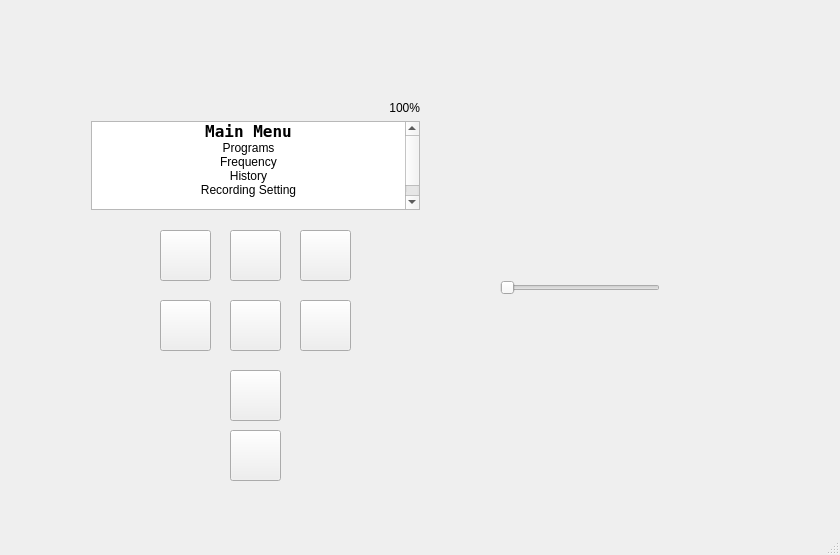
Before: the Qt Designer form MCT_device_simulator/mct_simulator.ui in Mattyx227/Winter-COMP3004-FinalProject, drawn with Qt 5.
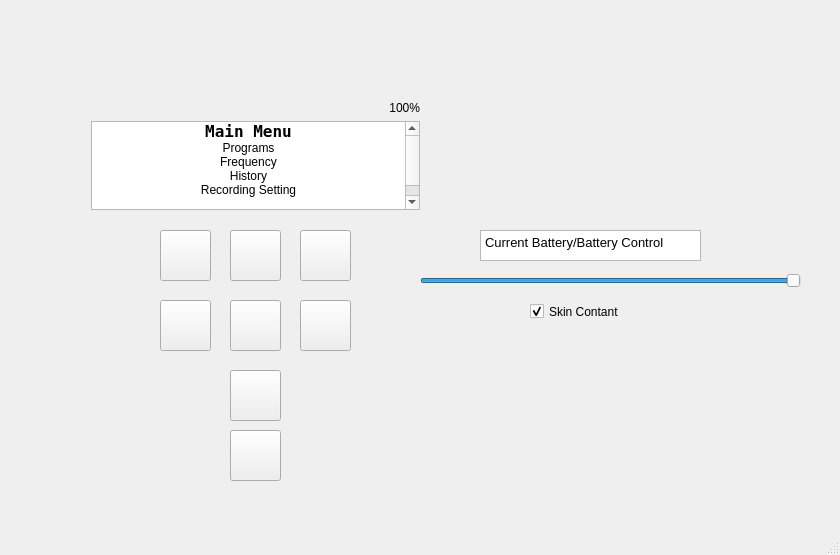
After: the same form once the commit is applied.

Commit message: v0.5 Combined Slidebar / SkinON / Commenting

Diff of the .ui file:
```diff
--- a/MCT_device_simulator/mct_simulator.ui
+++ b/MCT_device_simulator/mct_simulator.ui
@@ -224,19 +224,64 @@
      </item>
     </layout>
    </widget>
-   <widget class="QSlider" name="horizontalSlider">
+   <widget class="QTextBrowser" name="textBrowser">
     <property name="geometry">
      <rect>
-      <x>500</x>
-      <y>280</y>
-      <width>160</width>
-      <height>16</height>
+      <x>480</x>
+      <y>230</y>
+      <width>221</width>
+      <height>31</height>
      </rect>
+    </property>
+    <property name="html">
+     <string>&lt;!DOCTYPE HTML PUBLIC &quot;-//W3C//DTD HTML 4.0//EN&quot; &quot;http://www.w3.org/TR/REC-html40/strict.dtd&quot;&gt;
+&lt;html&gt;&lt;head&gt;&lt;meta name=&quot;qrichtext&quot; content=&quot;1&quot; /&gt;&lt;style type=&quot;text/css&quot;&gt;
+p, li { white-space: pre-wrap; }
+&lt;/style&gt;&lt;/head&gt;&lt;body style=&quot; font-family:'Sans'; font-size:10pt; font-weight:400; font-style:normal;&quot;&gt;
+&lt;p style=&quot; margin-top:0px; margin-bottom:0px; margin-left:0px; margin-right:0px; -qt-block-indent:0; text-indent:0px;&quot;&gt;Current Battery/Battery Control&lt;/p&gt;&lt;/body&gt;&lt;/html&gt;</string>
+    </property>
+   </widget>
+   <widget class="QSlider" name="batterySlider">
+    <property name="geometry">
+     <rect>
+      <x>420</x>
+      <y>260</y>
+      <width>381</width>
+      <height>41</height>
+     </rect>
+    </property>
+    <property name="maximum">
+     <number>100</number>
+    </property>
+    <property name="value">
+     <number>100</number>
+    </property>
+    <property name="sliderPosition">
+     <number>100</number>
     </property>
     <property name="orientation">
      <enum>Qt::Horizontal</enum>
     </property>
    </widget>
+   <widget class="QCheckBox" name="contactBox">
+    <property name="enabled">
+     <bool>true</bool>
+    </property>
+    <property name="geometry">
+     <rect>
+      <x>530</x>
+      <y>300</y>
+      <width>111</width>
+      <height>23</height>
+     </rect>
+    </property>
+    <property name="text">
+     <string>Skin Contant</string>
+    </property>
+    <property name="checked">
+     <bool>true</bool>
+    </property>
+   </widget>
   </widget>
   <widget class="QMenuBar" name="menuBar">
    <property name="geometry">
```
Left out of the diff: 19 changed lines with no effect on the pictures. The commit also changes 4 other files.
